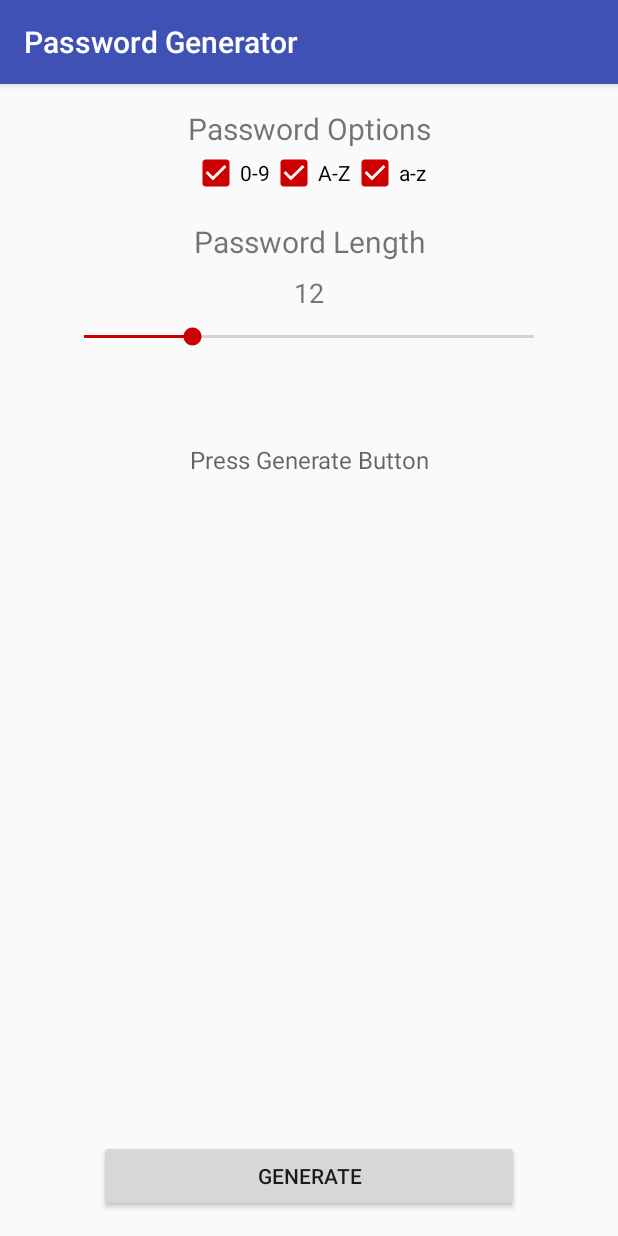
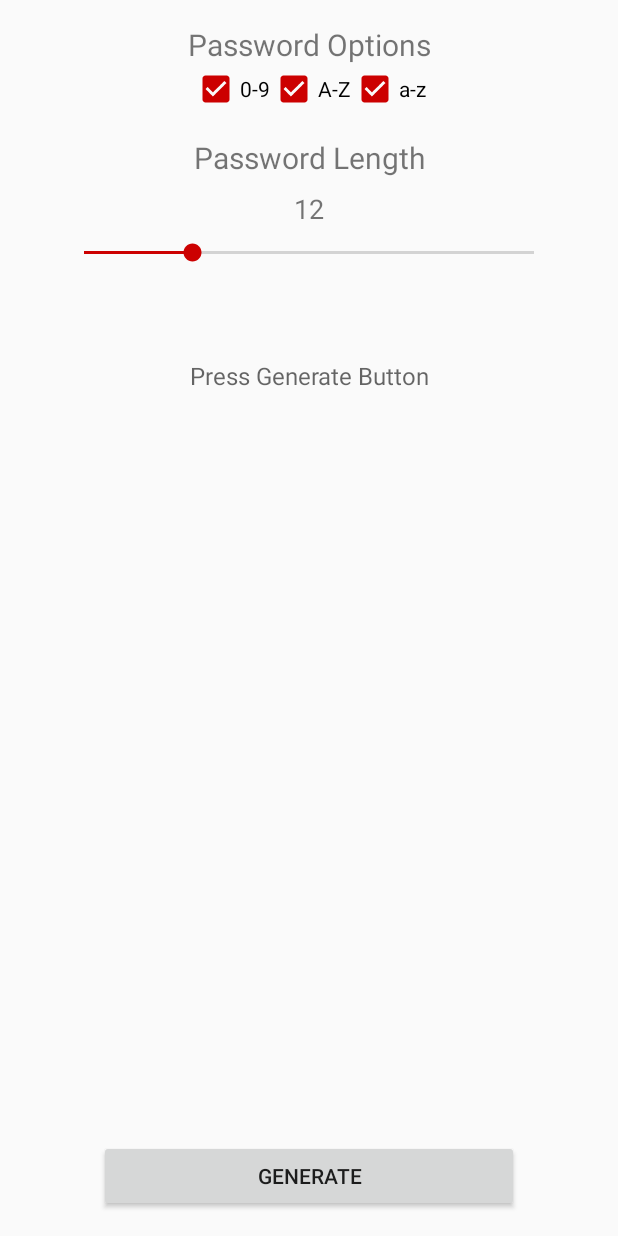
Before and after one commit to davemachado/Password-Generator-Android, an Android app: the screen it shows after launch (MainActivity), on a phone screen of 412 x 824 dp. Run offline under Robolectric (Android 15) with nearby library versions, the phone set to English and light mode, and no system bars.

Commit message:
Remove Action Bar and Update Colors

```diff
--- a/app/src/main/res/values/styles.xml
+++ b/app/src/main/res/values/styles.xml
@@ -12,7 +12,7 @@
         <item name="android:layout_margin">16dp</item>
     </style>
 
-    <style name="passwordGenTheme" parent="AppTheme" >
+    <style name="passwordGenTheme" parent="Theme.AppCompat.Light.NoActionBar" >
         <item name="colorAccent">@android:color/holo_red_dark</item>
     </style>
 
```
